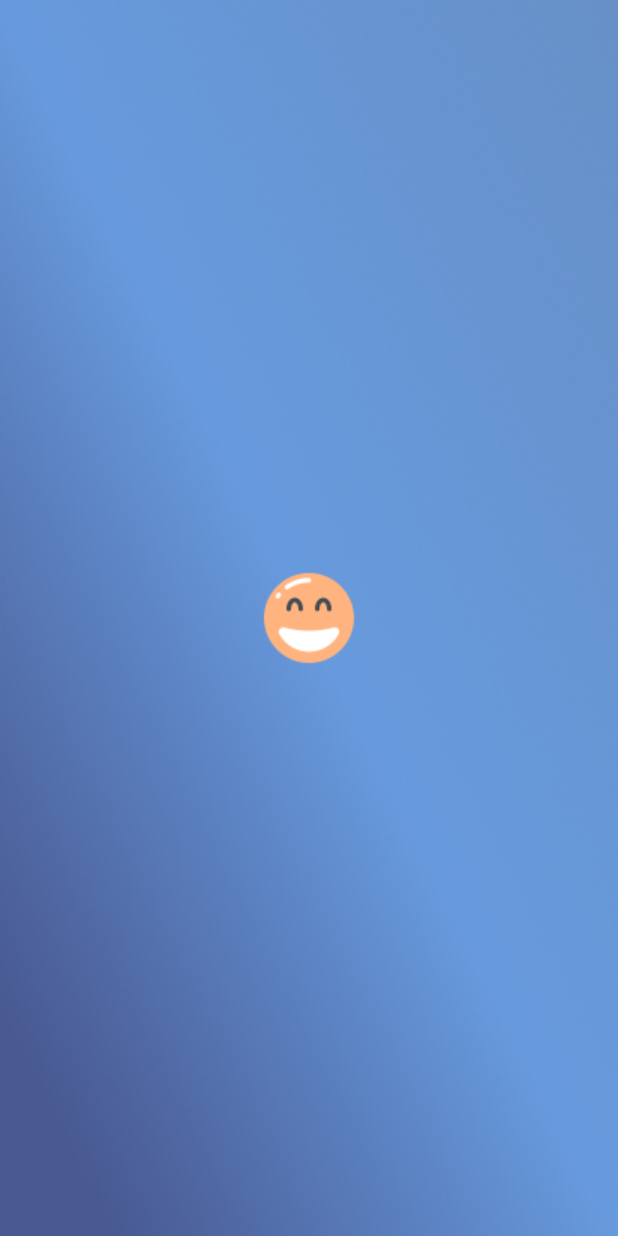
After one commit to trongtran178/chat_application, an Android app: the SplashActivity screen opened directly, with no data from a screen before it, on a phone screen of 412 x 824 dp. The commit adds this screen. Run offline under Robolectric (Android 15) with nearby library versions, the phone set to English and light mode, and no system bars.

Commit message:
Commit changes

```diff
--- /dev/null
+++ b/app/src/main/java/com/example/chatapp/SplashActivity.java
@@ -0,0 +1,35 @@
+package com.example.chatapp;
+
+import android.content.Intent;
+import android.os.Bundle;
+import android.os.Handler;
+import android.widget.ImageView;
+
+import androidx.annotation.Nullable;
+import androidx.appcompat.app.AppCompatActivity;
+
+import com.bumptech.glide.Glide;
+
+public class SplashActivity extends AppCompatActivity {
+
+    private ImageView splashIcon;
+
+    @Override
+    protected void onCreate(@Nullable Bundle savedInstanceState) {
+        super.onCreate(savedInstanceState);
+//        splashIcon = findViewById(R.id.kawaii_icon);
+
+//        Glide.with(this).load(R.drawable.kawaii).into(splashIcon);
+
+        new Handler().postDelayed(new Runnable() {
+            @Override
+            public void run() {
+                startActivity(new Intent(SplashActivity.this, LoginActivity.class));
+
+                finish();
+            }
+        }, 2000);
+
+
+    }
+}
--- /dev/null
+++ b/app/src/main/res/drawable/splashbackground.xml
@@ -0,0 +1,21 @@
+<?xml version="1.0" encoding="utf-8"?>
+<layer-list xmlns:android="http://schemas.android.com/apk/res/android"
+    xmlns:tools="http://schemas.android.com/tools"
+    tools:ignore="ExtraText">
+
+    <item>
+        <bitmap
+            android:gravity="fill_horizontal|fill_vertical"
+            android:src="@drawable/angryimg">
+
+        </bitmap>
+    </item>
+
+    <item
+        android:width="64dp"
+        android:height="64dp"
+        android:gravity="center">
+        <bitmap android:src="@drawable/lol" />
+
+    </item>
+</layer-list>
--- a/app/src/main/res/drawable/their_message.xml
+++ /dev/null
@@ -1,4 +0,0 @@
-<?xml version="1.0" encoding="utf-8"?>
-<selector xmlns:android="http://schemas.android.com/apk/res/android">
-
-</selector>
--- a/app/src/main/res/values/styles.xml
+++ b/app/src/main/res/values/styles.xml
@@ -8,4 +8,9 @@
         <item name="colorAccent">@color/colorAccent</item>
     </style>
 
+    <style name="SplashTheme" parent="Theme.AppCompat.NoActionBar">
+        <item name="android:windowBackground">@drawable/splashbackground</item>
+    </style>
+
+
 </resources>
```
Also changed, not shown: app/src/main/AndroidManifest.xml (+15 -5 lines), app/src/main/java/com/example/chatapp/MainActivity.java (+136 -64 lines), app/src/main/java/com/example/chatapp/services/MyFirebaseMessagingService.java (+15 -2 lines), app/src/main/res/layout/activity_splash.xml (added, +13 -0 lines), app/src/main/res/menu/chat_menu.xml (added, +7 -0 lines), app/src/main/assets/angryimg.png (added), app/src/main/res/drawable/angryimg.png (added), app/src/main/res/drawable/lol.png (added), app/src/main/res/kawaii.gif (added), 3 other files.
